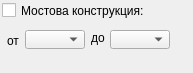
Old version of the form src/View/uiComponents/qt_derived/Widgets/RangeWidget.ui in the repository thefinalcutbg/DinoDent.
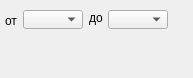
New version of the form.

Diff of the .ui file:
```diff
--- a/src/View/uiComponents/qt_derived/Widgets/RangeWidget.ui
+++ b/src/View/uiComponents/qt_derived/Widgets/RangeWidget.ui
@@ -7,36 +7,17 @@
     <x>0</x>
     <y>0</y>
     <width>193</width>
-    <height>73</height>
+    <height>78</height>
    </rect>
   </property>
   <property name="windowTitle">
    <string>RangeWidget</string>
   </property>
-  <widget class="QCheckBox" name="checkBox">
-   <property name="geometry">
-    <rect>
-     <x>2</x>
-     <y>0</y>
-     <width>150</width>
-     <height>21</height>
-    </rect>
-   </property>
-   <property name="minimumSize">
-    <size>
-     <width>150</width>
-     <height>0</height>
-    </size>
-   </property>
-   <property name="text">
-    <string>Мостова конструкция:</string>
-   </property>
-  </widget>
   <widget class="QLabel" name="label_4">
    <property name="geometry">
     <rect>
-     <x>7</x>
-     <y>30</y>
+     <x>5</x>
+     <y>10</y>
      <width>16</width>
      <height>21</height>
     </rect>
@@ -48,8 +29,8 @@
   <widget class="QComboBox" name="beginCombo">
    <property name="geometry">
     <rect>
-     <x>25</x>
-     <y>30</y>
+     <x>23</x>
+     <y>10</y>
      <width>60</width>
      <height>19</height>
     </rect>
@@ -64,8 +45,8 @@
   <widget class="QLabel" name="label_3">
    <property name="geometry">
     <rect>
-     <x>91</x>
-     <y>30</y>
+     <x>89</x>
+     <y>10</y>
      <width>16</width>
      <height>16</height>
     </rect>
@@ -77,8 +58,8 @@
   <widget class="QComboBox" name="endCombo">
    <property name="geometry">
     <rect>
-     <x>110</x>
-     <y>30</y>
+     <x>108</x>
+     <y>10</y>
      <width>60</width>
      <height>19</height>
     </rect>
@@ -93,6 +74,19 @@
     <bool>false</bool>
    </property>
   </widget>
+  <widget class="QLabel" name="errorLabel">
+   <property name="geometry">
+    <rect>
+     <x>10</x>
+     <y>40</y>
+     <width>181</width>
+     <height>21</height>
+    </rect>
+   </property>
+   <property name="text">
+    <string/>
+   </property>
+  </widget>
  </widget>
  <layoutdefault spacing="6" margin="11"/>
  <resources/>
```
